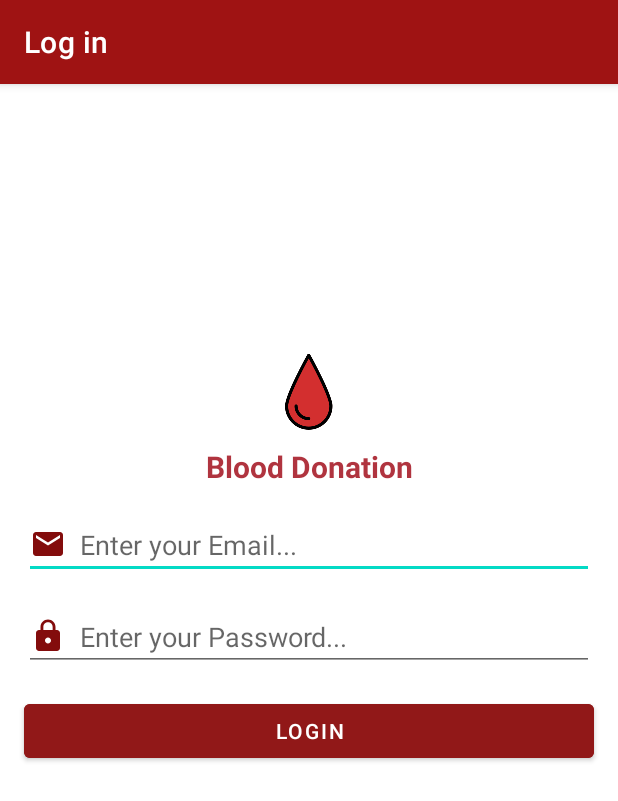
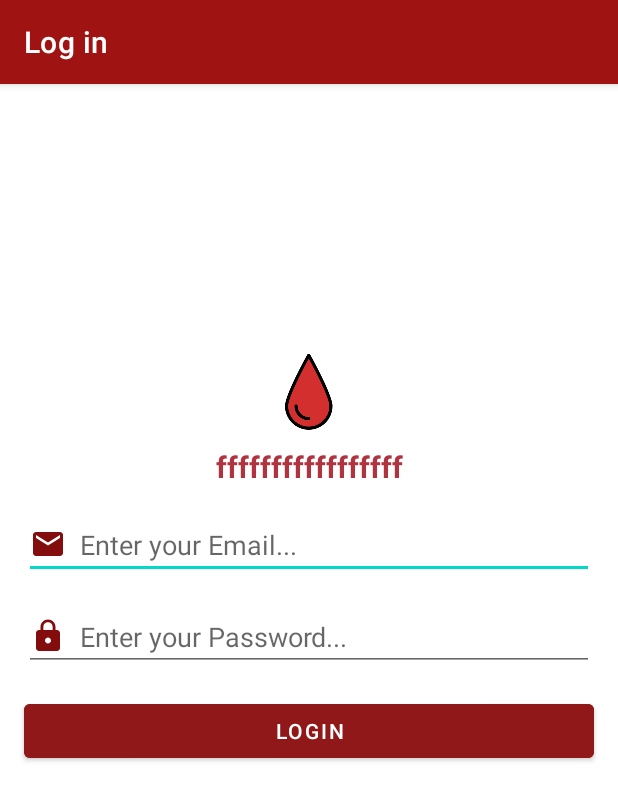
Before and after one commit to 7usss/mfa, an Android app: the screen it shows after launch (MainActivity), on a phone screen of 412 x 824 dp. Shown: the top 801 px of the screen. Run offline under Robolectric (Android 15) with nearby library versions, the phone set to English and light mode, and no system bars.

Commit message:
added the project

```diff
--- a/app/src/main/res/layout/activity_main.xml
+++ b/app/src/main/res/layout/activity_main.xml
@@ -72,7 +72,7 @@
         android:layout_width="match_parent"
         android:layout_height="wrap_content"
         android:gravity="center"
-        android:text="Blood Donation"
+        android:text="fffffffffffffffff"
         android:textColor="#DAA3121E"
         android:textSize="20dp"
         android:textStyle="bold"
```
